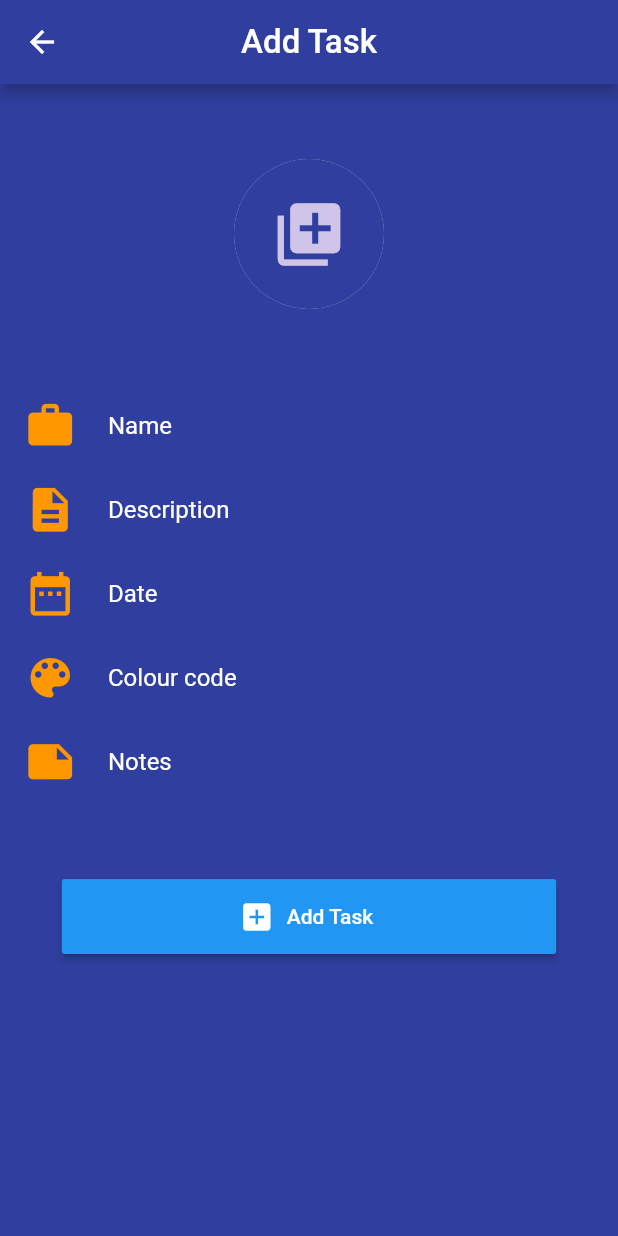
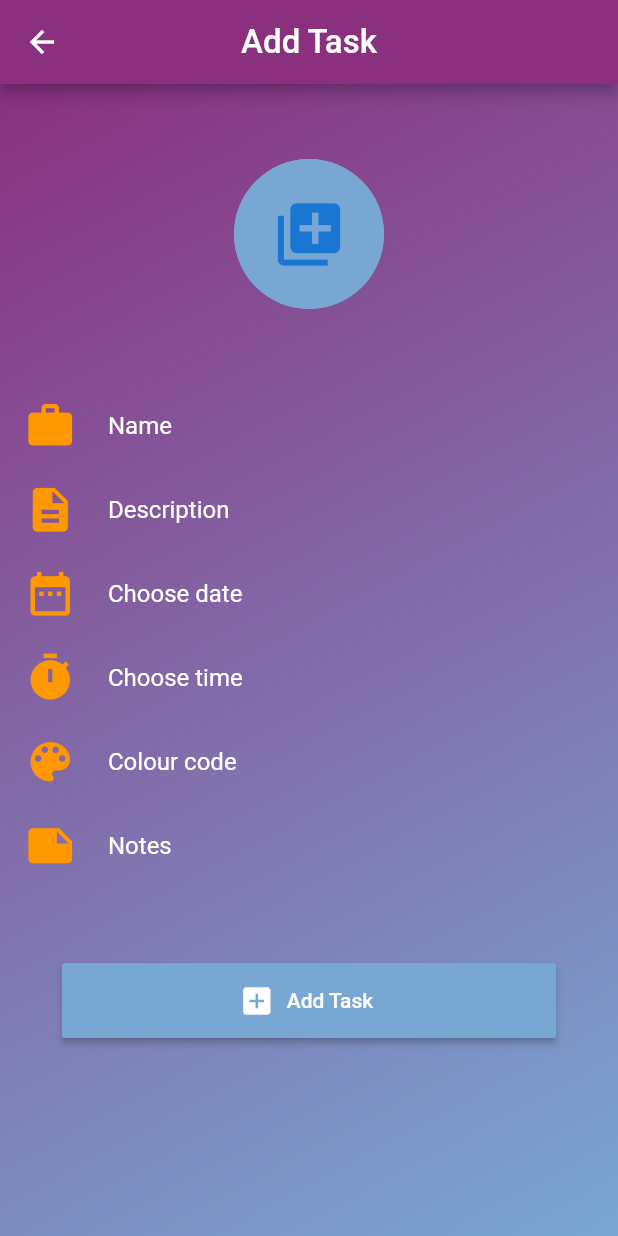
Before and after one commit to duxton/Aide, a Flutter app: the screen it shows after launch, after a tap on the "add" icon, on a phone screen of 412 x 824 dp. Run offline on Flutter 3.47's test engine with Material 2 defaults, Android fonts, the phone set to English and light mode, and no system bars; missing offline and left inert: flutter_rounded_date_picker.

Commit message:
Task Details UI done

```diff
--- a/AideApp/lib/Screens/TodoList/edit-task.dart
+++ b/AideApp/lib/Screens/TodoList/edit-task.dart
@@ -1,6 +1,5 @@
 import 'package:AideApp/Widgets/Re-usable/header.dart';
-import 'package:AideApp/Widgets/Re-usable/progress.dart';
-
+import 'package:flutter_rounded_date_picker/rounded_picker.dart';
 import 'package:flutter/material.dart';
 
 class EditTask extends StatefulWidget {
@@ -15,6 +14,12 @@ class _EditTaskState extends State<EditTask> {
   TextEditingController colourController = TextEditingController();
   TextEditingController noteController = TextEditingController();
   bool isUploading = false;
+  DateTime dateTime;
+  @override
+  void initState() {
+    dateTime = DateTime.now();
+    super.initState();
+  }
 
   customTextField(String text, sideIcon, controller) {
     return ListTile(
@@ -34,6 +39,50 @@ class _EditTaskState extends State<EditTask> {
       ),
     );
   }
+// 1) TODO::Handles submit data
+  handleSubmit() {}
+// 2) Create database in firestore
+   createPostInFirestore() {}
+
+
+  datePicker() async {
+    DateTime newDateTime = await showRoundedDatePicker(
+      context: context,
+      initialDatePickerMode: DatePickerMode.day,
+      theme: ThemeData(primarySwatch: Colors.purple),
+    );
+    if (newDateTime != null) {
+      setState(() => dateTime = newDateTime);
+    }
+    print('${dateTime.year}' + '${dateTime.month}' + '${dateTime.day}');
+
+    return newDateTime;
+  }
+
+  timePicker() async {
+    TimeOfDay newTime = await showRoundedTimePicker(
+        context: context,
+        theme: ThemeData(primarySwatch: Colors.purple),
+        initialTime: TimeOfDay.now(),
+        leftBtn: "NOW",
+        onLeftBtn: () {
+          Navigator.of(context).pop(TimeOfDay.now());
+        });
+    if (newTime != null) {
+      setState(() {
+        dateTime = DateTime(
+          // Possibly using this to save to firestore
+          dateTime.year,
+          dateTime.month,
+          dateTime.day,
+          newTime.hour,
+          newTime.minute,
+        );
+      });
+    }
+    print(newTime);
+    return newTime;
+  }
 
   addTask() {
     return Column(
@@ -44,14 +93,14 @@ class _EditTaskState extends State<EditTask> {
         Center(
             child: CircleAvatar(
                 maxRadius: 50,
-                backgroundColor: Colors.white70,
+                backgroundColor: Theme.of(context).accentColor,
                 child: CircleAvatar(
                   maxRadius: 50,
                   child: Icon(
                     Icons.add_to_photos,
                     size: 50,
                   ),
-                  backgroundColor: Colors.indigo[700],
+                  backgroundColor: Theme.of(context).accentColor,
                 ))),
         SizedBox(
           height: 50,
@@ -75,14 +124,33 @@ class _EditTaskState extends State<EditTask> {
               ),
               descriptionController,
             ),
-            customTextField(
-              "Date",
-              Icon(
-                Icons.date_range,
-                color: Colors.orange,
-                size: 35,
+            GestureDetector(
+              onTap: datePicker,
+              child: ListTile(
+                title: Text(
+                  'Choose date',
+                  style: TextStyle(color: Colors.white),
+                ),
+                leading: Icon(
+                  Icons.date_range,
+                  size: 35,
+                  color: Colors.orange,
+                ),
               ),
-              dateController,
+            ),
+            GestureDetector(
+              onTap: timePicker,
+              child: ListTile(
+                title: Text(
+                  'Choose time',
+                  style: TextStyle(color: Colors.white),
+                ),
+                leading: Icon(
+                  Icons.timer,
+                  size: 35,
+                  color: Colors.orange,
+                ),
+              ),
             ),
             customTextField(
                 "Colour code",
@@ -114,7 +182,7 @@ class _EditTaskState extends State<EditTask> {
                     "Add Task",
                     style: TextStyle(color: Colors.white),
                   ),
-                  color: Colors.blue,
+                  color: Theme.of(context).accentColor,
                   onPressed: () {},
                   icon: Icon(Icons.add_box, color: Colors.white),
                 ),
@@ -129,10 +197,20 @@ class _EditTaskState extends State<EditTask> {
   @override
   Widget build(BuildContext context) {
     return Scaffold(
-      backgroundColor: Colors.indigo[700],
       appBar: header(context,
-          titleText: 'Add Task', backgroundColor: Colors.indigo[700]),
-      body: addTask(),
+          titleText: 'Add Task',
+          backgroundColor: Theme.of(context).primaryColor),
+      body: Container(
+        decoration: BoxDecoration(
+            gradient: LinearGradient(
+                begin: Alignment.topLeft,
+                end: Alignment.bottomRight,
+                colors: [
+              Theme.of(context).primaryColor,
+              Theme.of(context).accentColor,
+            ])),
+        child: addTask(),
+      ),
     );
   }
 }
--- a/AideApp/lib/Screens/TodoList/view-task.dart
+++ b/AideApp/lib/Screens/TodoList/view-task.dart
@@ -1,4 +1,5 @@
 import 'package:AideApp/Screens/TodoList/edit-task.dart';
+import 'package:AideApp/Screens/TodoList/task-details.dart';
 import 'package:AideApp/Widgets/Re-usable/header.dart';
 import 'package:flutter/material.dart';
 
@@ -7,13 +8,19 @@ class ViewTask extends StatefulWidget {
   _ViewTaskState createState() => _ViewTaskState();
 }
 
-taskCard() {
-  return Card(
-    child: ListTile(
-      leading: CircleAvatar(),
-      title: Text('Task Name'),
-      subtitle: Text('Location'),
-      trailing: Text('9m'),
+taskCard(context) {
+  return GestureDetector(
+    onTap: () {
+      Navigator.push(
+                  context, MaterialPageRoute(builder: (context) => TaskDetails()));
+    },
+      child: Card(
+      child: ListTile(
+        leading: CircleAvatar(),
+        title: Text('Task Name'),
+        subtitle: Text('Location'),
+        trailing: Text('9m'),
+      ),
     ),
   );
 }
@@ -113,6 +120,7 @@ class _ViewTaskState extends State<ViewTask> {
     return Scaffold(
       appBar: header(context,
           titleText: 'Tasks',
+          backgroundColor: Theme.of(context).primaryColor,
           icons: IconButton(
             icon: Icon(Icons.add),
             onPressed: () {
@@ -126,7 +134,7 @@ class _ViewTaskState extends State<ViewTask> {
           Divider(),
           Text('List'),
           Divider(),
-          taskCard(),
+          taskCard(context),
         ],
       ),
     );
--- a/AideApp/lib/main.dart
+++ b/AideApp/lib/main.dart
@@ -12,8 +12,8 @@ class MyApp extends StatelessWidget {
       title: 'FlutterShare',
       debugShowCheckedModeBanner: false,
       theme: ThemeData(
-        primarySwatch: Colors.deepPurple,
-        accentColor: Colors.teal,
+        primaryColor: Color.fromRGBO(138, 48, 127,1),
+        accentColor: Color.fromRGBO(121, 167, 211,1)
       ),
       home: Home(),
     );
--- a/AideApp/pubspec.yaml
+++ b/AideApp/pubspec.yaml
@@ -21,11 +21,12 @@ environment:
   sdk: ">=2.7.0 <3.0.0"
 
 dependencies:
-  flutter:
+  flutter_localizations:
     sdk: flutter
   animator: 0.1.4
   cached_network_image: ^2.2.0+1
   cloud_firestore: ^0.9.7+2
+  flutter_rounded_date_picker: ^1.0.4
 
 
   # The following adds the Cupertino Icons font to your application.
@@ -52,6 +53,7 @@ flutter:
     - assets/images/search.svg
     - assets/images/activity_feed.svg
     - assets/images/no_content.svg
+    - assets/images/milky-way.jpg
 
   # fonts:
   #   - family: Schyler
```
Also changed, not shown: AideApp/lib/Screens/TodoList/task-details.dart (+277 -0 lines), AideApp/pubspec.lock, 3 other files.
